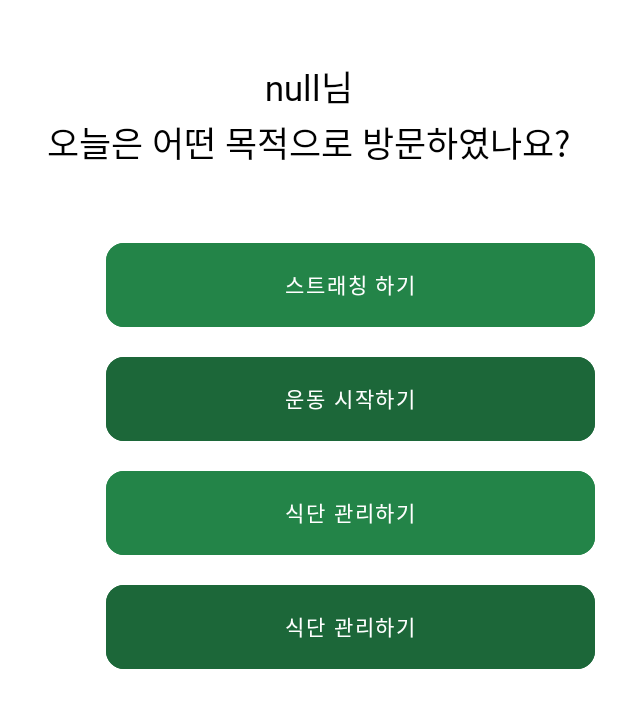
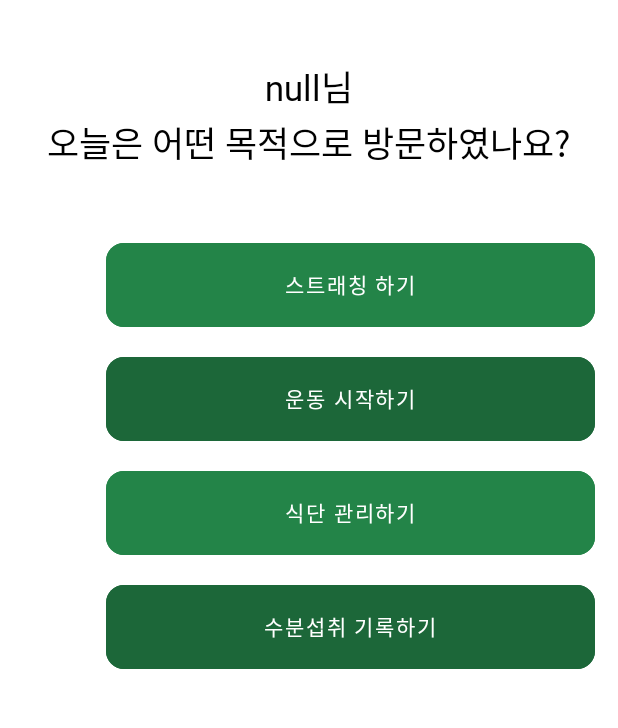
Before and after one commit to Moblie-Programming-5-Health-Hub/HealthHub-AOS, an Android app: the HomeActivity screen opened directly, with no data from a screen before it, on a phone screen of 412 x 824 dp, the part 300-1028 px from its top. Run offline under Robolectric (Android 15) with nearby library versions, the phone set to English and light mode, and no system bars; our stand-ins replace data binding; 6 statements that could not run were skipped.

Commit message:
[mod] text 수정

```diff
--- a/app/src/main/res/layout/activity_home.xml
+++ b/app/src/main/res/layout/activity_home.xml
@@ -149,7 +149,7 @@
                 android:layout_width="match_parent"
                 android:layout_height="56dp"
                 android:backgroundTint="@color/main_2"
-                android:text="식단 관리하기" />
+                android:text="수분섭취 기록하기" />
         </LinearLayout>
 
     </androidx.constraintlayout.widget.ConstraintLayout>
```
